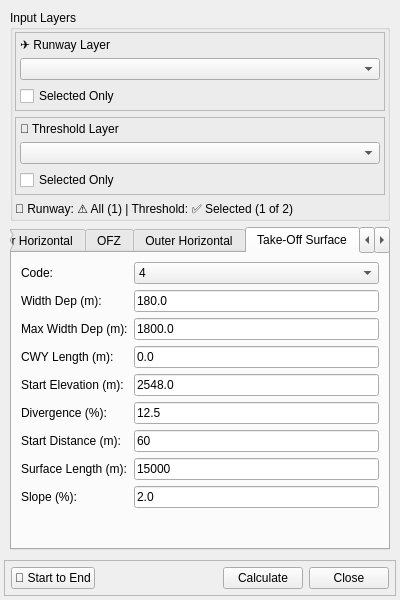
Before: the Qt Designer form qols/qols_panel_base.ui in FLYGHT7/qOLS, drawn with Qt 5.
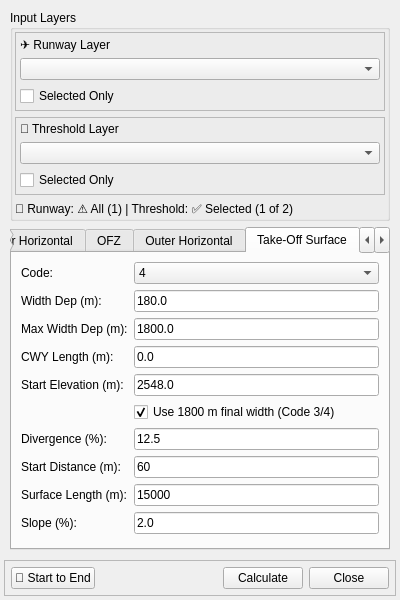
After: the same form once the commit is applied. The open tabs and pages were chosen to show the change. Custom widgets are drawn as their Qt base class.

Commit message: Enhance Take-Off Surface functionality: add final width checkbox for Code 3/4, update UI controls, and improve parameter handling for max width based on user selections.

```diff
--- a/qols/qols_panel_base.ui
+++ b/qols/qols_panel_base.ui
@@ -854,6 +854,19 @@
           </property>
          </widget>
         </item>
+    <item row="5" column="1">
+     <widget class="QCheckBox" name="check_finalWidth1800_takeoff">
+      <property name="text">
+       <string>Use 1800 m final width (Code 3/4)</string>
+      </property>
+      <property name="toolTip">
+       <string>For Code 3/4: Checked = 1800 m. Unchecked = 1200 m. You can still override the value manually.</string>
+      </property>
+      <property name="checked">
+       <bool>true</bool>
+      </property>
+     </widget>
+    </item>
     <item row="6" column="0">
      <widget class="QLabel" name="label_divergence_takeoff">
       <property name="text">
```
The commit also changes 3 other files.
